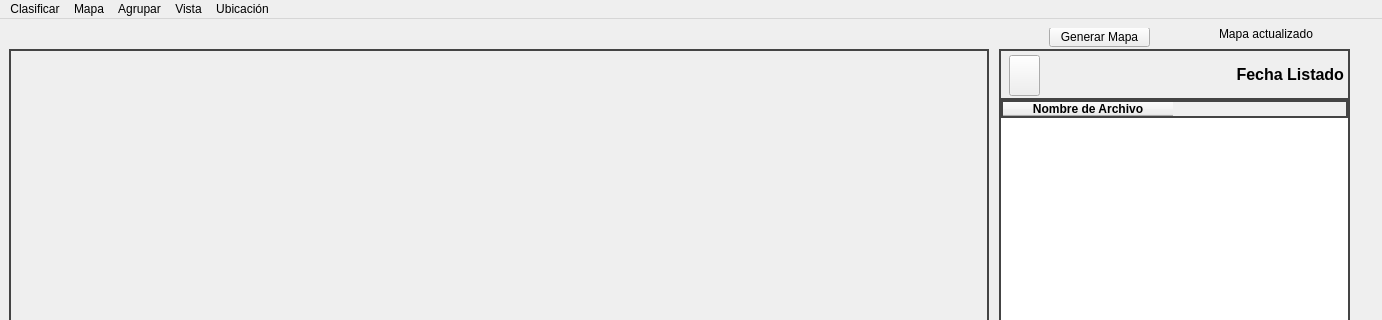
First picture: the form in PyQt/ui_files/MainWindow.ui, repository Gravel520/Copia_Clasificacion, before the edit; both pictures show x 0 to 1382 and y 0 to 320 of the 1382 by 700 pixel window.
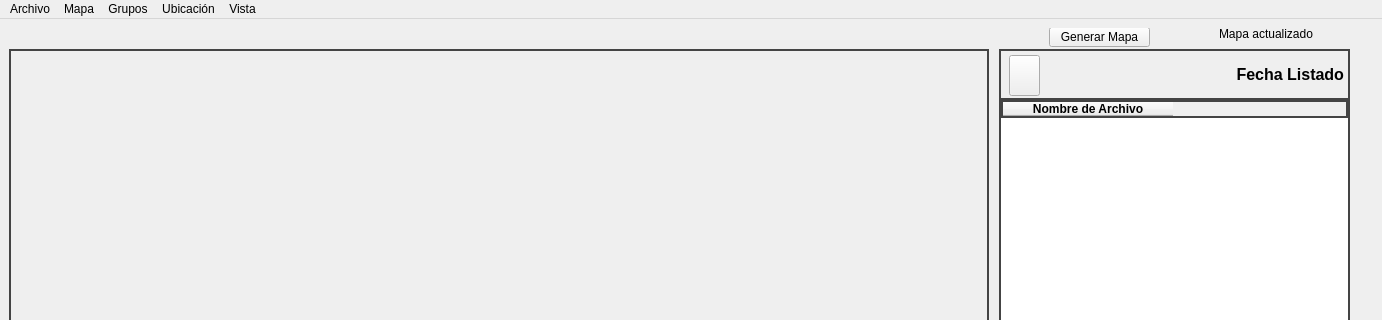
Second picture: the form after the edit. Icons and pictures are not drawn. Custom widgets are drawn as their Qt base class.

Commit message: Actualización 07/06/2026 Modificación del menú principal.

```diff
--- a/PyQt/ui_files/MainWindow.ui
+++ b/PyQt/ui_files/MainWindow.ui
@@ -502,7 +502,7 @@
    </property>
    <widget class="QMenu" name="menuClasificar">
     <property name="title">
-     <string>Clasificar</string>
+     <string>Archivo</string>
     </property>
     <addaction name="actionDesde_Movil"/>
     <addaction name="actionClasificar"/>
@@ -529,7 +529,7 @@
    </widget>
    <widget class="QMenu" name="menuAgrupar">
     <property name="title">
-     <string>Agrupar</string>
+     <string>Grupos</string>
     </property>
     <addaction name="actionGestion_Grupo"/>
     <addaction name="separator"/>
@@ -545,8 +545,8 @@
    <addaction name="menuClasificar"/>
    <addaction name="menuMapa"/>
    <addaction name="menuAgrupar"/>
-   <addaction name="menuVista"/>
    <addaction name="menuUbicaci_n"/>
+   <addaction name="menuVista"/>
   </widget>
   <action name="actionMapa_Fotos">
    <property name="text">
```
Left out of the diff: 19 changed lines with no effect on the pictures. The commit also changes 1 other file.
